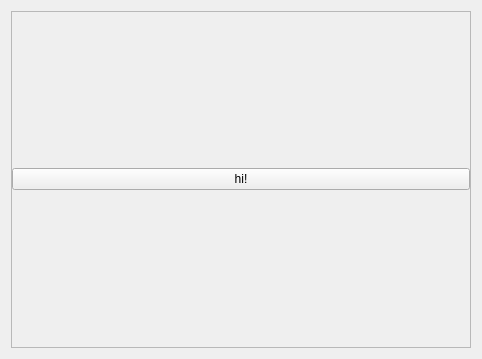
MikeostCorp/Gradify, file src/statisticsForms/studentstatistics.ui: the form before one commit.
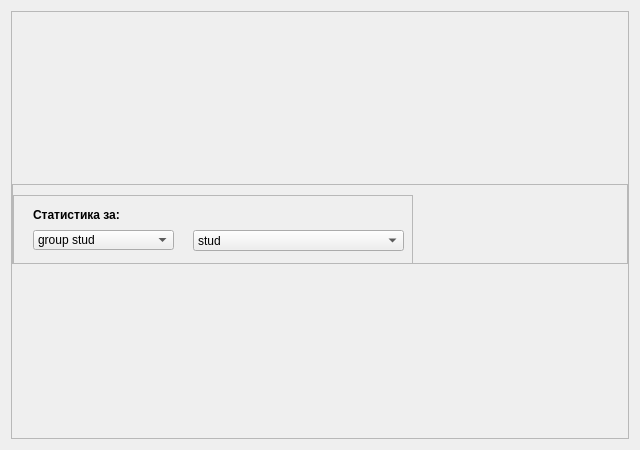
The form after the commit.

What changed in the file:
```diff
--- a/src/statisticsForms/studentstatistics.ui
+++ b/src/statisticsForms/studentstatistics.ui
@@ -6,23 +6,44 @@
    <rect>
     <x>0</x>
     <y>0</y>
-    <width>482</width>
-    <height>359</height>
+    <width>640</width>
+    <height>450</height>
    </rect>
   </property>
+  <property name="minimumSize">
+   <size>
+    <width>640</width>
+    <height>450</height>
+   </size>
+  </property>
   <property name="windowTitle">
    <string>Form</string>
   </property>
   <layout class="QHBoxLayout" name="horizontalLayout">
    <item>
-    <widget class="QFrame" name="upFrame">
+    <widget class="QFrame" name="mainFrame">
+     <property name="sizePolicy">
+      <sizepolicy hsizetype="Expanding" vsizetype="Expanding">
+       <horstretch>0</horstretch>
+       <verstretch>0</verstretch>
+      </sizepolicy>
+     </property>
+     <property name="minimumSize">
+      <size>
+       <width>0</width>
+       <height>0</height>
+      </size>
+     </property>
      <property name="frameShape">
       <enum>QFrame::StyledPanel</enum>
      </property>
      <property name="frameShadow">
       <enum>QFrame::Raised</enum>
      </property>
-     <layout class="QVBoxLayout" name="verticalLayout">
+     <layout class="QVBoxLayout" name="verticalLayout_2">
+      <property name="spacing">
+       <number>-1</number>
+      </property>
       <property name="leftMargin">
        <number>0</number>
       </property>
@@ -36,15 +57,147 @@
        <number>0</number>
       </property>
       <item>
-       <layout class="QHBoxLayout" name="specialChart"/>
-      </item>
-      <item>
-       <widget class="QPushButton" name="pushButton">
-        <property name="text">
-         <string>hi!</string>
+       <widget class="QFrame" name="selectInfoLabel">
+        <property name="sizePolicy">
+         <sizepolicy hsizetype="Preferred" vsizetype="Fixed">
+          <horstretch>0</horstretch>
+          <verstretch>0</verstretch>
+         </sizepolicy>
         </property>
+        <property name="minimumSize">
+         <size>
+          <width>0</width>
+          <height>80</height>
+         </size>
+        </property>
+        <property name="maximumSize">
+         <size>
+          <width>16777215</width>
+          <height>80</height>
+         </size>
+        </property>
+        <property name="frameShape">
+         <enum>QFrame::StyledPanel</enum>
+        </property>
+        <property name="frameShadow">
+         <enum>QFrame::Raised</enum>
+        </property>
+        <layout class="QHBoxLayout" name="horizontalLayout_2">
+         <property name="leftMargin">
+          <number>0</number>
+         </property>
+         <property name="topMargin">
+          <number>10</number>
+         </property>
+         <property name="rightMargin">
+          <number>0</number>
+         </property>
+         <property name="bottomMargin">
+          <number>0</number>
+         </property>
+         <item>
+          <widget class="QFrame" name="leftUpFrame">
+           <property name="minimumSize">
+            <size>
+             <width>400</width>
+             <height>80</height>
+            </size>
+           </property>
+           <property name="maximumSize">
+            <size>
+             <width>370</width>
+             <height>16777215</height>
+            </size>
+           </property>
+           <property name="frameShape">
+            <enum>QFrame::StyledPanel</enum>
+           </property>
+           <property name="frameShadow">
+            <enum>QFrame::Raised</enum>
+           </property>
+           <widget class="QComboBox" name="studentComboBox">
+            <property name="geometry">
+             <rect>
+              <x>180</x>
+              <y>35</y>
+              <width>211</width>
+              <height>21</height>
+             </rect>
+            </property>
+            <item>
+             <property name="text">
+              <string>stud</string>
+             </property>
+            </item>
+           </widget>
+           <widget class="QLabel" name="nameLabel">
+            <property name="geometry">
+             <rect>
+              <x>20</x>
+              <y>10</y>
+              <width>311</width>
+              <height>21</height>
+             </rect>
+            </property>
+            <property name="text">
+             <string>&lt;html&gt;&lt;head/&gt;&lt;body&gt;&lt;p&gt;&lt;span style=&quot; font-weight:700;&quot;&gt;Статистика за:&lt;/span&gt;&lt;/p&gt;&lt;/body&gt;&lt;/html&gt;</string>
+            </property>
+           </widget>
+           <widget class="QComboBox" name="groupComboBox">
+            <property name="geometry">
+             <rect>
+              <x>20</x>
+              <y>35</y>
+              <width>141</width>
+              <height>20</height>
+             </rect>
+            </property>
+            <item>
+             <property name="text">
+              <string>group stud</string>
+             </property>
+            </item>
+           </widget>
+          </widget>
+         </item>
+         <item>
+          <spacer name="horizontalSpacer">
+           <property name="orientation">
+            <enum>Qt::Horizontal</enum>
+           </property>
+           <property name="sizeType">
+            <enum>QSizePolicy::Expanding</enum>
+           </property>
+           <property name="sizeHint" stdset="0">
+            <size>
+             <width>20</width>
+             <height>20</height>
+            </size>
+           </property>
+          </spacer>
+         </item>
+        </layout>
        </widget>
       </item>
+      <item>
+       <spacer name="verticalSpacer">
+        <property name="orientation">
+         <enum>Qt::Vertical</enum>
+        </property>
+        <property name="sizeType">
+         <enum>QSizePolicy::Fixed</enum>
+        </property>
+        <property name="sizeHint" stdset="0">
+         <size>
+          <width>20</width>
+          <height>1</height>
+         </size>
+        </property>
+       </spacer>
+      </item>
+      <item>
+       <layout class="QHBoxLayout" name="specialChart"/>
+      </item>
      </layout>
     </widget>
    </item>
```
